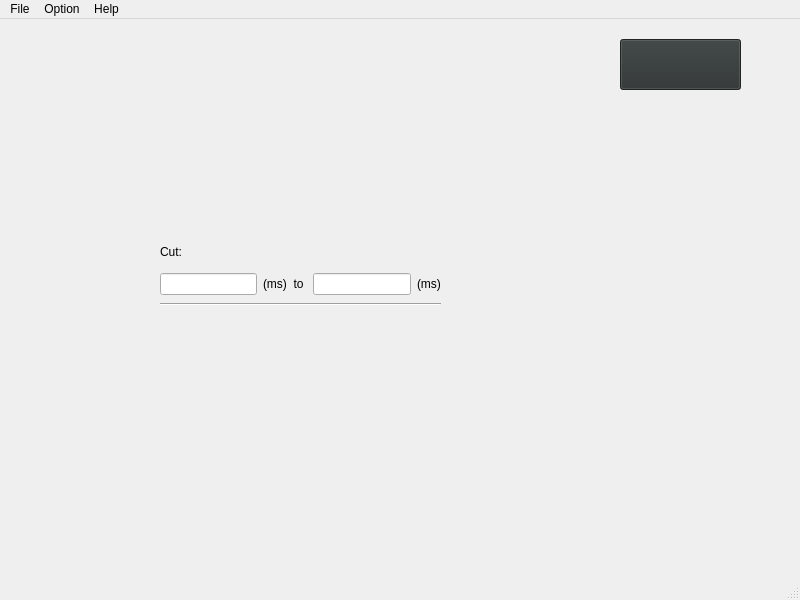
Qt form mainwindow.ui (jasonuf/Video-Filtering) before a commit.
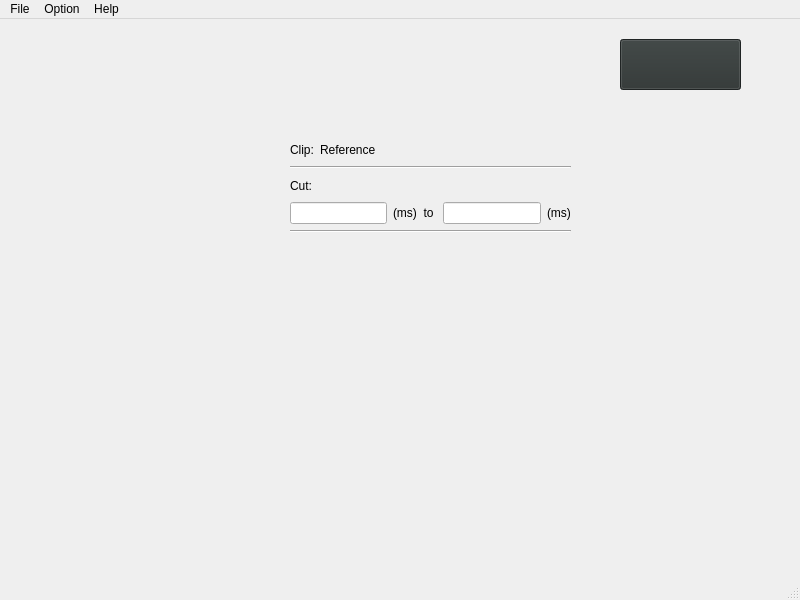
The same form after that commit. Icons and pictures are not drawn.

Commit message: Settings layout reworked

What changed in the file:
```diff
--- a/mainwindow.ui
+++ b/mainwindow.ui
@@ -10,6 +10,12 @@
     <height>600</height>
    </rect>
   </property>
+  <property name="sizePolicy">
+   <sizepolicy hsizetype="Preferred" vsizetype="Preferred">
+    <horstretch>0</horstretch>
+    <verstretch>0</verstretch>
+   </sizepolicy>
+  </property>
   <property name="windowTitle">
    <string>MainWindow</string>
   </property>
@@ -511,25 +517,10 @@
    <widget class="QWidget" name="widget" native="true">
     <property name="geometry">
      <rect>
-      <x>160</x>
-      <y>190</y>
+      <x>290</x>
+      <y>120</y>
       <width>281</width>
-      <height>251</height>
-     </rect>
-    </property>
-    <property name="sizePolicy">
-     <sizepolicy hsizetype="Preferred" vsizetype="Preferred">
-      <horstretch>0</horstretch>
-      <verstretch>0</verstretch>
-     </sizepolicy>
-    </property>
-    <widget class="QWidget" name="">
-     <property name="geometry">
-      <rect>
-       <x>0</x>
-       <y>30</y>
-       <width>281</width>
-       <height>67</height>
+      <height>94</height>
       </rect>
      </property>
      <layout class="QVBoxLayout" name="verticalLayout_3">
@@ -538,6 +529,43 @@
       </property>
       <item>
        <layout class="QVBoxLayout" name="verticalLayout_2">
+       <item>
+        <layout class="QHBoxLayout" name="horizontalLayout_2">
+         <item>
+          <widget class="QLabel" name="label_4">
+           <property name="sizePolicy">
+            <sizepolicy hsizetype="Fixed" vsizetype="Preferred">
+             <horstretch>0</horstretch>
+             <verstretch>0</verstretch>
+            </sizepolicy>
+           </property>
+           <property name="text">
+            <string>Clip:</string>
+           </property>
+          </widget>
+         </item>
+         <item>
+          <widget class="QLabel" name="label_5">
+           <property name="sizePolicy">
+            <sizepolicy hsizetype="Preferred" vsizetype="Preferred">
+             <horstretch>0</horstretch>
+             <verstretch>0</verstretch>
+            </sizepolicy>
+           </property>
+           <property name="text">
+            <string>Reference</string>
+           </property>
+          </widget>
+         </item>
+        </layout>
+       </item>
+       <item>
+        <widget class="Line" name="line_2">
+         <property name="orientation">
+          <enum>Qt::Orientation::Horizontal</enum>
+         </property>
+        </widget>
+       </item>
         <item>
          <widget class="QLabel" name="label_2">
           <property name="text">
@@ -579,7 +607,6 @@
        </widget>
       </item>
      </layout>
-    </widget>
    </widget>
   </widget>
   <widget class="QMenuBar" name="menubar">
```
Left out of the diff: 2 changed lines with no effect on the pictures. Lines whose indentation alone changed are shown as unchanged. The commit also changes 4 other files.
